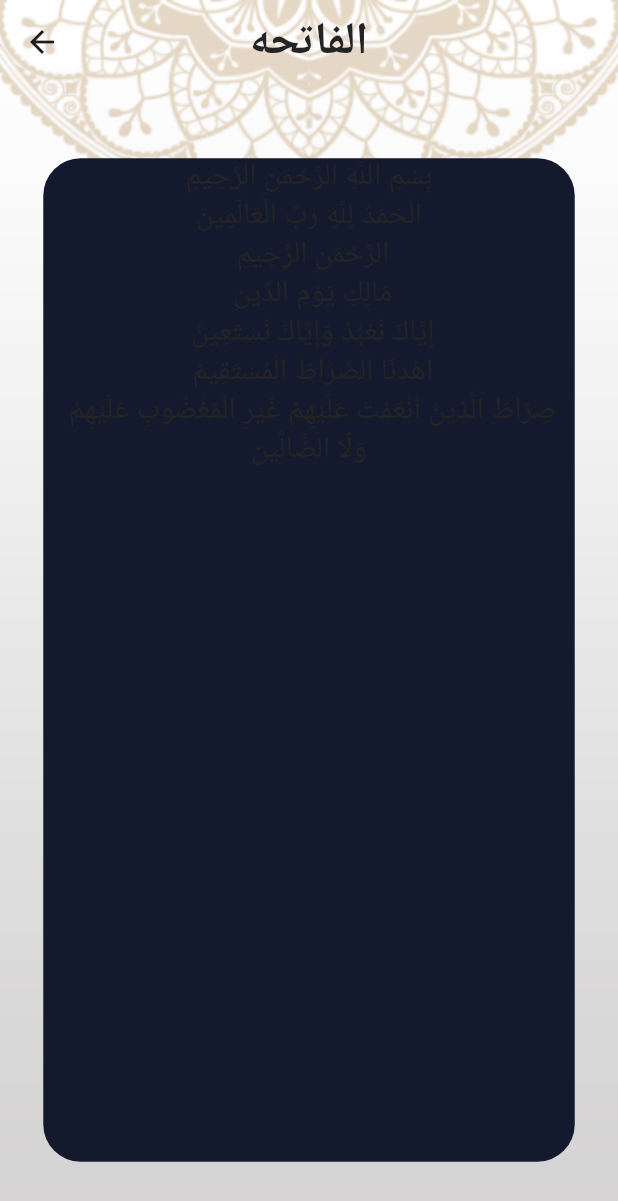
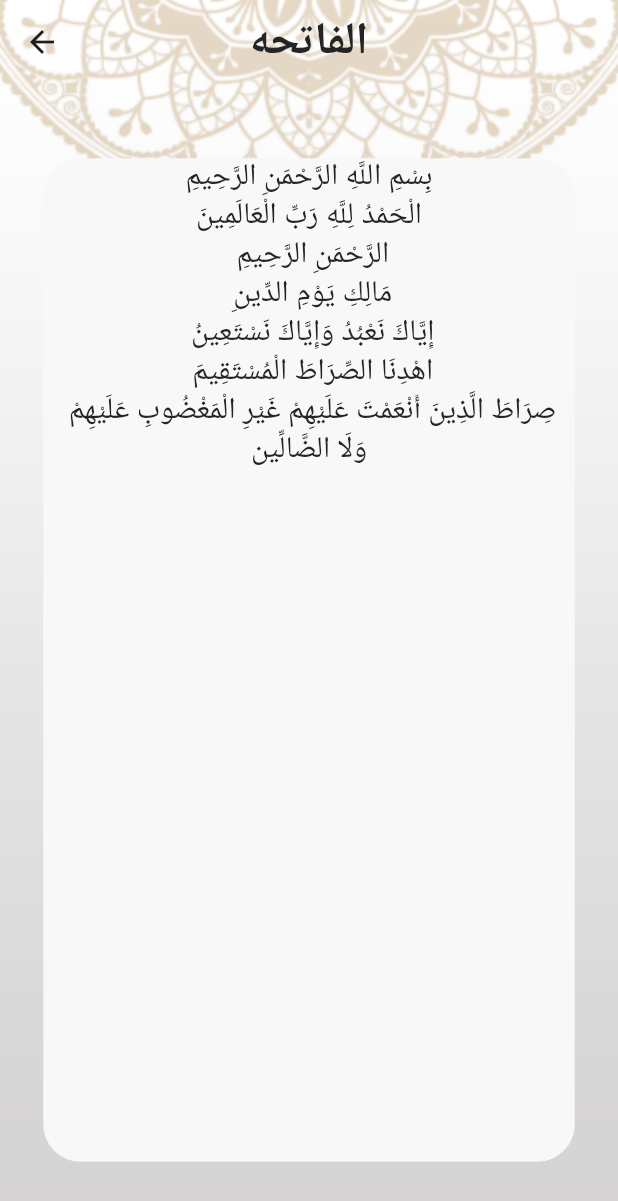
Before and after one commit to elgendy111/islami, a Flutter app: the screen it shows after launch, after a tap on "الفاتحه", on a phone screen of 412 x 824 dp. Shown: the top 1201 px of the screen. Run offline on Flutter 3.47's test engine with Material 3 defaults, Android fonts, the phone set to English and light mode, and no system bars; our stand-ins replace shared_preferences; generated files the repository leaves out were written again.

Commit message:
implement Settings

```diff
--- a/lib/home_screen.dart
+++ b/lib/home_screen.dart
@@ -6,6 +6,7 @@ import 'package:islami/tabs/sebha/sebha_tab.dart';
 import 'package:islami/tabs/setting/setting_porvider.dart';
 import 'package:islami/tabs/setting/setting_tab.dart';
 import 'package:provider/provider.dart';
+import 'package:flutter_gen/gen_l10n/app_localizations.dart';
 
 class HomeScreen extends StatefulWidget {
   static const String routeName = '/';
@@ -37,7 +38,7 @@ class _HomeScreenState extends State<HomeScreen> {
       child: Scaffold(
         appBar: AppBar(
           elevation: 0,
-          title: Text('إسلامي'),
+          title: Text(AppLocalizations.of(context)!.islami),
         ),
         body: tabs[currentIndex],
         bottomNavigationBar: BottomNavigationBar(
@@ -51,24 +52,25 @@ class _HomeScreenState extends State<HomeScreen> {
                 icon: ImageIcon(
                   AssetImage('assets/images/icon_quran.png'),
                 ),
-                label: 'Quran'),
+                label: AppLocalizations.of(context)!.quran),
             BottomNavigationBarItem(
                 icon: ImageIcon(
                   AssetImage('assets/images/icon_hadeth.png'),
                 ),
-                label: 'Hadeth'),
+                label: AppLocalizations.of(context)!.hadeth),
             BottomNavigationBarItem(
                 icon: ImageIcon(
                   AssetImage('assets/images/icon_sebha.png'),
                 ),
-                label: 'Sebha'),
+                label: AppLocalizations.of(context)!.sebha),
             BottomNavigationBarItem(
                 icon: ImageIcon(
                   AssetImage('assets/images/icon_radio.png'),
                 ),
-                label: 'Radio'),
+                label: AppLocalizations.of(context)!.radio),
             BottomNavigationBarItem(
-                icon: Icon(Icons.settings_outlined), label: 'Settings'),
+                icon: Icon(Icons.settings_outlined),
+                label: AppLocalizations.of(context)!.settings),
           ],
         ),
       ),
--- a/lib/main.dart
+++ b/lib/main.dart
@@ -1,15 +1,21 @@
 import 'package:flutter/material.dart';
+import 'package:flutter_localizations/flutter_localizations.dart';
 import 'package:islami/app_theme.dart';
 import 'package:islami/home_screen.dart';
 import 'package:islami/tabs/hadeth/hadeth_details_screen.dart';
 import 'package:islami/tabs/quran/sura_details_screen.dart';
 import 'package:islami/tabs/setting/setting_porvider.dart';
 import 'package:provider/provider.dart';
+import 'package:flutter_gen/gen_l10n/app_localizations.dart';
 
-void main() {
+void main() async {
+  WidgetsFlutterBinding.ensureInitialized();
+  SettingsProvider settingsProvider = SettingsProvider();
+  await settingsProvider.loadTheme();
+  await settingsProvider.loadLanguage();
   runApp(
     ChangeNotifierProvider(
-      create: (_) => SettingsProvider(),
+      create: (_) => settingsProvider,
       child: IslamiApp(),
     ),
   );
@@ -31,6 +37,9 @@ class IslamiApp extends StatelessWidget {
       theme: AppTheme.lightTheme,
       darkTheme: AppTheme.darkTheme,
       themeMode: settingsProvider.themeMode,
+      localizationsDelegates: AppLocalizations.localizationsDelegates,
+      supportedLocales: AppLocalizations.supportedLocales,
+      locale: Locale(settingsProvider.language),
     );
   }
 }
--- a/lib/tabs/quran/sura_details_screen.dart
+++ b/lib/tabs/quran/sura_details_screen.dart
@@ -43,7 +43,8 @@ class _SuraDetalisScreenState extends State<SuraDetalisScreen> {
           ),
           decoration: BoxDecoration(
             borderRadius: BorderRadius.circular(25),
-            color: AppTheme.darkPrimary,
+            color:
+                settingsProvider.isDark ? AppTheme.darkPrimary : AppTheme.white,
           ),
           child: ayat.isEmpty
               ? Center(
--- a/lib/tabs/setting/setting_porvider.dart
+++ b/lib/tabs/setting/setting_porvider.dart
@@ -1,8 +1,10 @@
 import 'package:flutter/material.dart';
+import 'package:shared_preferences/shared_preferences.dart';
 
 class SettingsProvider with ChangeNotifier {
   ThemeMode themeMode = ThemeMode.light;
   String language = 'en';
+  SharedPreferences? prefs;
 
   bool get isDark => themeMode == ThemeMode.dark;
   String get backgroundImagePath =>
@@ -10,11 +12,42 @@ class SettingsProvider with ChangeNotifier {
 
   void changeThemeMode(ThemeMode selectedTheme) {
     themeMode = selectedTheme;
+    setTheme(themeMode);
     notifyListeners();
   }
 
   void changeLanguage(String selectedLanguage) {
     language = selectedLanguage;
+    setLanguage(language);
+    notifyListeners();
+  }
+
+  Future setTheme(ThemeMode themeMode) async {
+    prefs = await SharedPreferences.getInstance();
+    String themeMode = isDark ? 'dark' : 'light';
+    await prefs!.setString('theme', themeMode);
+  }
+
+  Future<void> loadTheme() async {
+    prefs = await SharedPreferences.getInstance();
+    String? savedTheme = prefs!.getString('theme');
+    if (savedTheme != null) {
+      themeMode = savedTheme == 'dark' ? ThemeMode.dark : ThemeMode.light;
+    }
+    notifyListeners();
+  }
+
+  Future setLanguage(String language) async {
+    prefs = await SharedPreferences.getInstance();
+    await prefs!.setString('language', language);
+  }
+
+  Future<void> loadLanguage() async {
+    prefs = await SharedPreferences.getInstance();
+    String? savedLanguage = prefs!.getString('language');
+    if (savedLanguage != null) {
+      language = savedLanguage;
+    }
     notifyListeners();
   }
 }
```
Also changed, not shown: lib/l10n/app_ar.arb (added, +11 -0 lines), lib/l10n/app_en.arb (added, +11 -0 lines), lib/tabs/setting/setting_tab.dart (+5 -2 lines), pubspec.yaml (+7 -0 lines), pubspec.lock, 1 other file.
